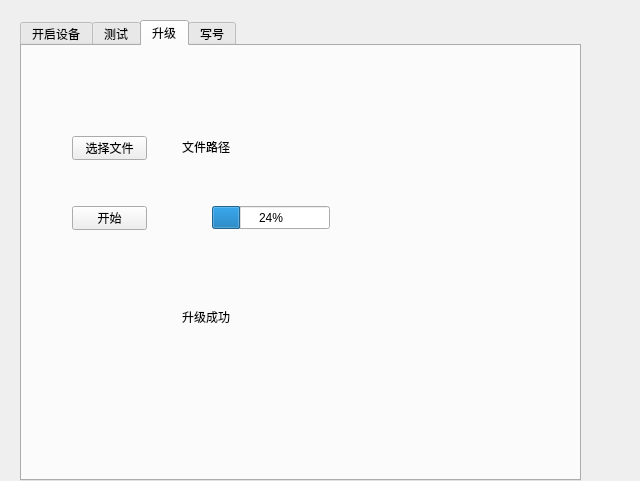
Qt form UI/_00login.ui (dissor/can-tool-for-a520) before a commit.
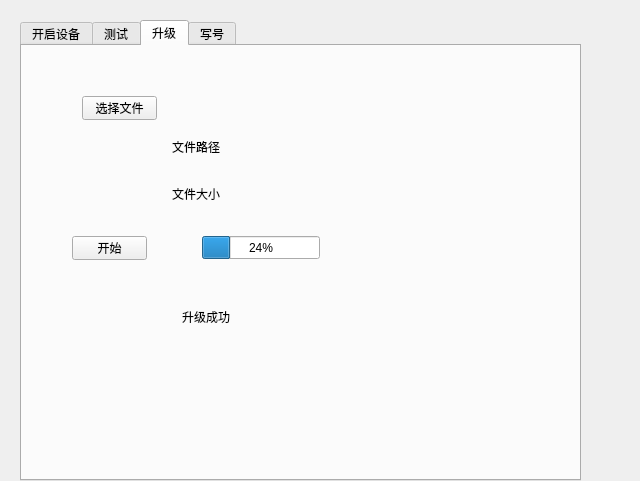
The same form after that commit.

Commit message: 添加选择本地文件功能

What changed in the file:
```diff
--- a/UI/_00login.ui
+++ b/UI/_00login.ui
@@ -574,8 +574,8 @@
     <widget class="QPushButton" name="pb_selectbin">
      <property name="geometry">
       <rect>
-       <x>50</x>
-       <y>90</y>
+       <x>60</x>
+       <y>50</y>
        <width>75</width>
        <height>24</height>
       </rect>
@@ -588,7 +588,7 @@
      <property name="geometry">
       <rect>
        <x>50</x>
-       <y>160</y>
+       <y>190</y>
        <width>75</width>
        <height>24</height>
       </rect>
@@ -600,8 +600,8 @@
     <widget class="QProgressBar" name="progressBar">
      <property name="geometry">
       <rect>
-       <x>190</x>
-       <y>160</y>
+       <x>180</x>
+       <y>190</y>
        <width>118</width>
        <height>23</height>
       </rect>
@@ -626,7 +626,7 @@
     <widget class="QLabel" name="lb_binpath">
      <property name="geometry">
       <rect>
-       <x>160</x>
+       <x>150</x>
        <y>80</y>
        <width>351</width>
        <height>41</height>
@@ -636,6 +636,19 @@
       <string>文件路径</string>
      </property>
     </widget>
+    <widget class="QLabel" name="lb_binsize">
+     <property name="geometry">
+      <rect>
+       <x>150</x>
+       <y>140</y>
+       <width>311</width>
+       <height>16</height>
+      </rect>
+     </property>
+     <property name="text">
+      <string>文件大小</string>
+     </property>
+    </widget>
    </widget>
    <widget class="QWidget" name="tab_4">
     <attribute name="title">
```
The commit also changes 4 other files.
